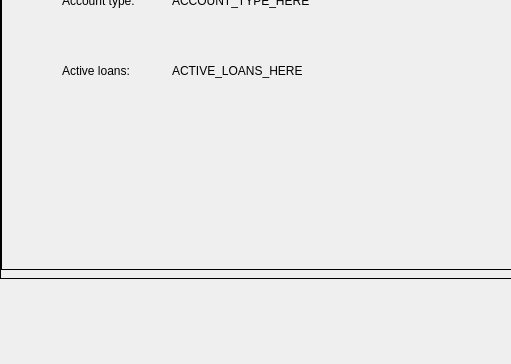
Qt form testProject/patronwindow.ui (PhiPham1507/HinLIBS) before a commit; both pictures show x 0 to 511 and y 242 to 606 of the 821 by 606 pixel window.
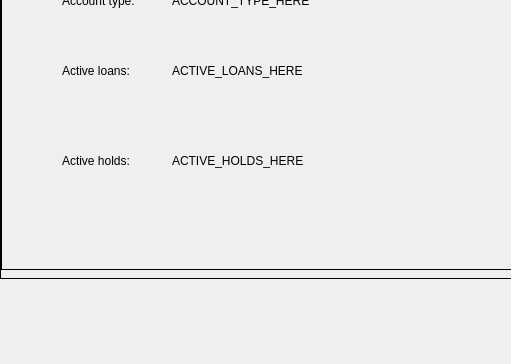
The same form after that commit.

Diff of the .ui file:
```diff
--- a/testProject/patronwindow.ui
+++ b/testProject/patronwindow.ui
@@ -229,6 +229,32 @@
          <string>ACTIVE_LOANS_HERE</string>
         </property>
        </widget>
+       <widget class="QLabel" name="holdsLabel">
+        <property name="geometry">
+         <rect>
+          <x>170</x>
+          <y>230</y>
+          <width>241</width>
+          <height>21</height>
+         </rect>
+        </property>
+        <property name="text">
+         <string>ACTIVE_HOLDS_HERE</string>
+        </property>
+       </widget>
+       <widget class="QLabel" name="label_4">
+        <property name="geometry">
+         <rect>
+          <x>60</x>
+          <y>230</y>
+          <width>111</width>
+          <height>21</height>
+         </rect>
+        </property>
+        <property name="text">
+         <string>Active holds: </string>
+        </property>
+       </widget>
       </widget>
       <widget class="QWidget" name="loanPage">
        <widget class="QTableWidget" name="tableWidget">
```
